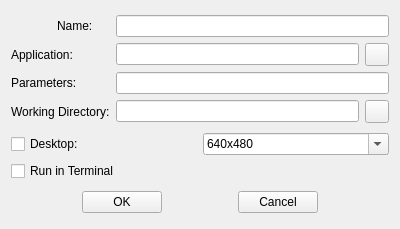
This is ProgramDialog.ui in dswd/Swine as Qt 5 draws it before an edit. The edited form follows.
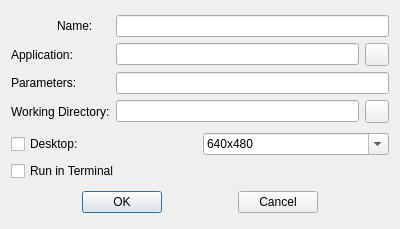
This is the edited form. Icons and pictures are not drawn.

Commit message: Added default buttons for dialogs

Diff of the .ui file:
```diff
--- a/ProgramDialog.ui
+++ b/ProgramDialog.ui
@@ -229,6 +229,9 @@
        <property name="text">
         <string>OK</string>
        </property>
+       <property name="default">
+        <bool>true</bool>
+       </property>
       </widget>
      </item>
      <item>
```
Left out of the diff: 7 changed lines with no effect on the pictures. The commit also changes 7 other files.
